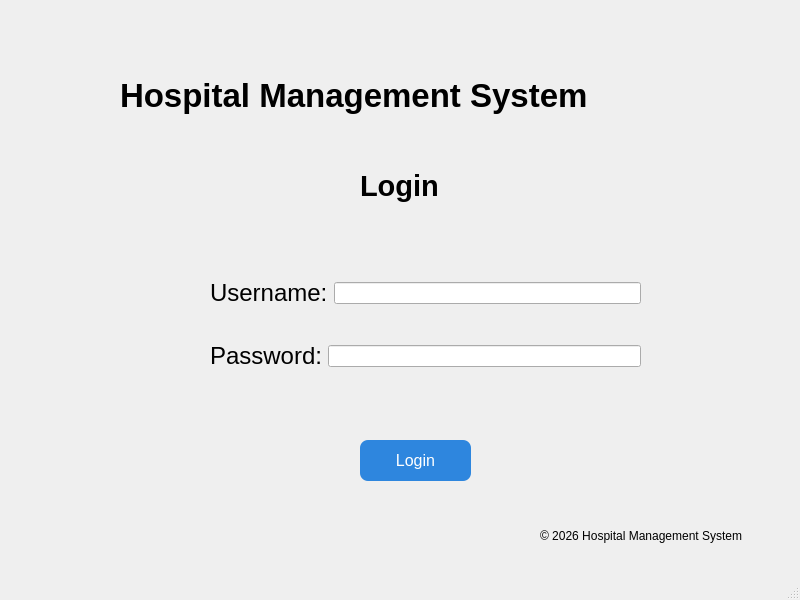
The window that LoginWindow.ui (pvz2nghiaaa/HospitalManagement) describes before a commit, drawn with Qt 5.
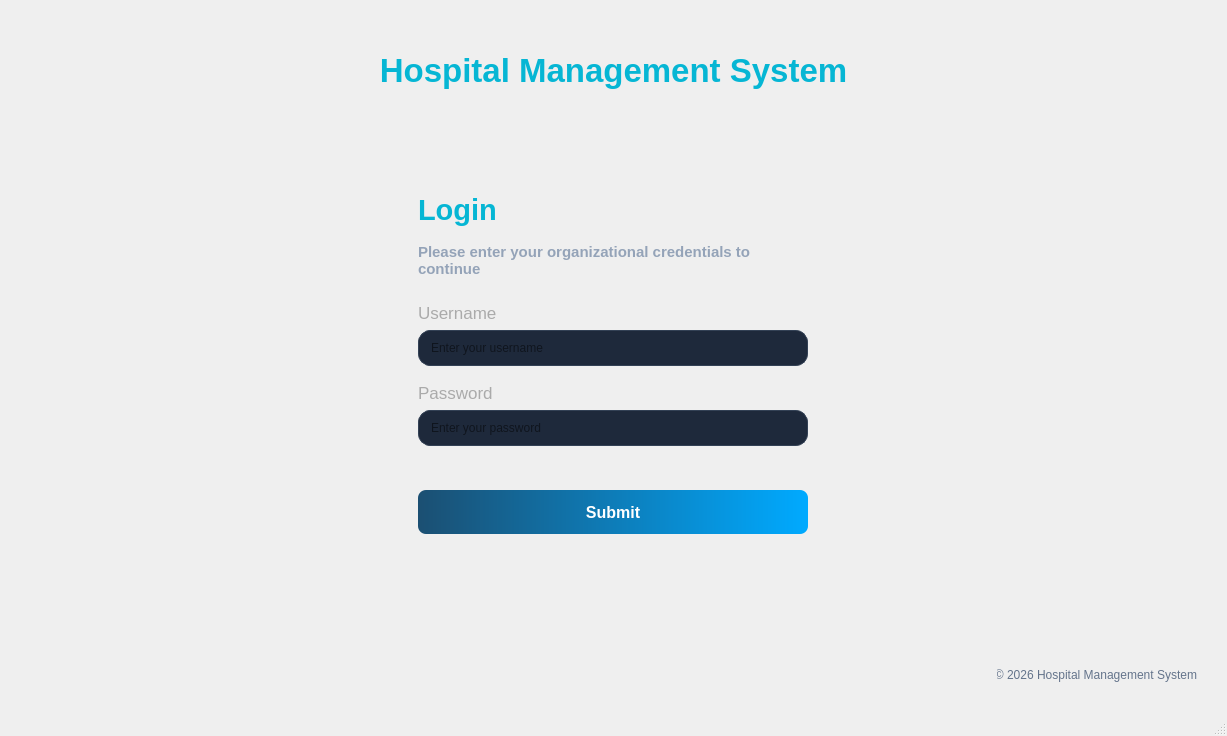
The same window after the commit.

Commit message:
improve login form UI
Add colors to the overall, placeholder text, hover/push/focus effect (improve upon previous loginwindow.ui)
Replace mainwindow with current loginwindow

What changed in the file:
```diff
--- a/LoginWindow.ui
+++ b/LoginWindow.ui
@@ -6,21 +6,32 @@
    <rect>
     <x>0</x>
     <y>0</y>
-    <width>800</width>
-    <height>600</height>
+    <width>1227</width>
+    <height>736</height>
    </rect>
   </property>
   <property name="windowTitle">
    <string>MainWindow</string>
   </property>
+  <property name="styleSheet">
+   <string notr="true">QWidget#centralwidget {
+    /* Soft glowing spotlight in the center, fading to dark slate at the corners */
+    background: qradialgradient(
+        cx: 0.5, cy: 0.5, radius: 0.8,
+        fx: 0.5, fy: 0.5,
+        stop: 0 rgb(30, 41, 59),    /* Slate-800 glow center */
+        stop: 1 rgb(15, 23, 42)     /* Slate-900 dark corners */
+    );
+}</string>
+  </property>
   <widget class="QWidget" name="centralwidget">
    <widget class="QLabel" name="lblTitle">
     <property name="geometry">
      <rect>
-      <x>120</x>
+      <x>0</x>
       <y>40</y>
-      <width>591</width>
-      <height>111</height>
+      <width>1227</width>
+      <height>60</height>
      </rect>
     </property>
     <property name="font">
@@ -30,6 +41,9 @@
       <bold>true</bold>
      </font>
     </property>
+    <property name="styleSheet">
+     <string notr="true">color: rgb(6, 182, 212)</string>
+    </property>
     <property name="lineWidth">
      <number>1</number>
     </property>
@@ -42,14 +56,32 @@
     <property name="scaledContents">
      <bool>false</bool>
     </property>
+    <property name="alignment">
+     <set>Qt::AlignmentFlag::AlignCenter</set>
+    </property>
    </widget>
+   <widget class="QFrame" name="loginCard">
+    <property name="geometry">
+     <rect>
+      <x>388</x>
+      <y>160</y>
+      <width>450</width>
+      <height>440</height>
+     </rect>
+    </property>
+    <property name="styleSheet">
+     <string notr="true">background: transparent;</string>
+    </property>
+    <property name="frameShape">
+     <enum>QFrame::Shape::NoFrame</enum>
+    </property>
    <widget class="QLabel" name="lblLogin">
     <property name="geometry">
      <rect>
-      <x>360</x>
-      <y>130</y>
-      <width>121</width>
-      <height>111</height>
+       <x>30</x>
+       <y>30</y>
+       <width>390</width>
+       <height>40</height>
      </rect>
     </property>
     <property name="font">
@@ -60,6 +92,9 @@
       <underline>false</underline>
      </font>
     </property>
+     <property name="styleSheet">
+      <string notr="true">color: rgb(6, 182, 212)</string>
+     </property>
     <property name="lineWidth">
      <number>1</number>
     </property>
@@ -73,135 +108,200 @@
      <bool>false</bool>
     </property>
    </widget>
-   <widget class="QLabel" name="lblCopyright">
+    <widget class="QLabel" name="lblLogin_2">
     <property name="geometry">
      <rect>
-      <x>540</x>
-      <y>510</y>
-      <width>261</width>
-      <height>51</height>
-     </rect>
-    </property>
+       <x>30</x>
+       <y>80</y>
+       <width>390</width>
+       <height>40</height>
+      </rect>
+     </property>
+     <property name="font">
+      <font>
+       <family>Segoe UI</family>
+       <pointsize>11</pointsize>
+       <bold>true</bold>
+       <underline>false</underline>
+      </font>
+     </property>
+     <property name="styleSheet">
+      <string notr="true">color: rgb(148, 163, 184)</string>
+     </property>
+     <property name="lineWidth">
+      <number>1</number>
+     </property>
+     <property name="midLineWidth">
+      <number>0</number>
+     </property>
     <property name="text">
-     <string>© 2026 Hospital Management System</string>
+      <string>Please enter your organizational credentials to continue</string>
+     </property>
+     <property name="scaledContents">
+      <bool>false</bool>
+     </property>
+     <property name="wordWrap">
+      <bool>true</bool>
+     </property>
+    </widget>
+    <widget class="QLabel" name="lblUser">
+     <property name="geometry">
+      <rect>
+       <x>30</x>
+       <y>140</y>
+       <width>390</width>
+       <height>25</height>
+      </rect>
+     </property>
+     <property name="font">
+      <font>
+       <family>Segoe UI</family>
+       <pointsize>13</pointsize>
+       <bold>false</bold>
+       <underline>false</underline>
+      </font>
+     </property>
+     <property name="styleSheet">
+      <string notr="true">color: rgb(170, 170, 170);</string>
+     </property>
+     <property name="lineWidth">
+      <number>1</number>
+     </property>
+     <property name="midLineWidth">
+      <number>0</number>
+     </property>
+     <property name="text">
+      <string>Username</string>
+     </property>
+     <property name="scaledContents">
+      <bool>false</bool>
+     </property>
+    </widget>
+    <widget class="QLineEdit" name="usernameField">
+     <property name="geometry">
+      <rect>
+       <x>30</x>
+       <y>170</y>
+       <width>390</width>
+       <height>36</height>
+      </rect>
+     </property>
+     <property name="styleSheet">
+      <string notr="true">QLineEdit{
+    background-color: rgb(30, 41, 59);
+    border: 1px solid rgb(51, 65, 85);
+    border-radius: 12px;
+    padding: 5px 10px;
+}</string>
+     </property>
+     <property name="placeholderText">
+      <string>Enter your username</string>
+     </property>
+    </widget>
+    <widget class="QLabel" name="lblPassword">
+     <property name="geometry">
+      <rect>
+       <x>30</x>
+       <y>220</y>
+       <width>390</width>
+       <height>25</height>
+      </rect>
+     </property>
+     <property name="font">
+      <font>
+       <family>Segoe UI</family>
+       <pointsize>13</pointsize>
+       <bold>false</bold>
+       <underline>false</underline>
+      </font>
+     </property>
+     <property name="styleSheet">
+      <string notr="true">color: rgb(170, 170, 170);</string>
+     </property>
+     <property name="lineWidth">
+      <number>1</number>
+     </property>
+     <property name="midLineWidth">
+      <number>0</number>
+     </property>
+     <property name="text">
+      <string>Password</string>
+     </property>
+     <property name="scaledContents">
+      <bool>false</bool>
+     </property>
+    </widget>
+    <widget class="QLineEdit" name="passwordField">
+     <property name="geometry">
+      <rect>
+       <x>30</x>
+       <y>250</y>
+       <width>390</width>
+       <height>36</height>
+      </rect>
+     </property>
+     <property name="styleSheet">
+      <string notr="true">QLineEdit{
+    background-color: rgb(30, 41, 59);
+    border: 1px solid rgb(51, 65, 85);
+    border-radius: 12px;
+    padding: 5px 10px;
+}</string>
+     </property>
+     <property name="echoMode">
+      <enum>QLineEdit::EchoMode::Password</enum>
+     </property>
+     <property name="placeholderText">
+      <string>Enter your password</string>
     </property>
    </widget>
    <widget class="QPushButton" name="btnLogin">
     <property name="geometry">
      <rect>
-      <x>360</x>
-      <y>440</y>
-      <width>111</width>
-      <height>41</height>
-     </rect>
-    </property>
+       <x>30</x>
+       <y>330</y>
+       <width>390</width>
+       <height>44</height>
+      </rect>
+     </property>
+     <property name="font">
+      <font>
+       <pointsize>-1</pointsize>
+       <bold>true</bold>
+      </font>
+     </property>
     <property name="styleSheet">
      <string notr="true">QPushButton{
-background-color:#2E86DE;
+background-color: qlineargradient(x1:0, y1:0, x2:1, y2:0, stop:0 #1B4F72, stop:1 rgb(0, 170, 255));
 color:white;
 border-radius:8px;
 font-size:16px;
 padding:8px;
-}
-
-QPushButton:hover{
-background-color:#1B4F72;
 }</string>
     </property>
     <property name="text">
-     <string>Login</string>
-    </property>
-   </widget>
-   <widget class="QWidget" name="layoutWidget">
+      <string>Submit</string>
+     </property>
+    </widget>
+   </widget>
+   <widget class="QLabel" name="lblCopyright">
     <property name="geometry">
      <rect>
-      <x>210</x>
-      <y>250</y>
-      <width>431</width>
-      <height>151</height>
+      <x>997</x>
+      <y>660</y>
+      <width>200</width>
+      <height>30</height>
      </rect>
     </property>
-    <layout class="QVBoxLayout" name="verticalLayout">
-     <item>
-      <layout class="QHBoxLayout" name="horizontalLayout_2">
-       <item>
-        <widget class="QLabel" name="lblUser">
-         <property name="enabled">
-          <bool>true</bool>
-         </property>
-         <property name="font">
-          <font>
-           <family>Segoe UI</family>
-           <pointsize>18</pointsize>
-           <bold>false</bold>
-           <underline>false</underline>
-          </font>
-         </property>
-         <property name="lineWidth">
-          <number>1</number>
-         </property>
-         <property name="midLineWidth">
-          <number>0</number>
-         </property>
+    <property name="styleSheet">
+     <string notr="true">color: rgb(100, 116, 139)</string>
+    </property>
          <property name="text">
-          <string>Username:</string>
-         </property>
-         <property name="scaledContents">
-          <bool>false</bool>
-         </property>
-        </widget>
-       </item>
-       <item>
-        <widget class="QLineEdit" name="txtUsername">
-         <property name="placeholderText">
-          <string/>
-         </property>
-        </widget>
-       </item>
-      </layout>
-     </item>
-     <item>
-      <layout class="QHBoxLayout" name="horizontalLayout">
-       <item>
-        <widget class="QLabel" name="lblPassword">
-         <property name="enabled">
-          <bool>true</bool>
-         </property>
-         <property name="font">
-          <font>
-           <family>Segoe UI</family>
-           <pointsize>18</pointsize>
-           <bold>false</bold>
-           <underline>false</underline>
-          </font>
-         </property>
-         <property name="lineWidth">
-          <number>1</number>
-         </property>
-         <property name="midLineWidth">
-          <number>0</number>
-         </property>
-         <property name="text">
-          <string>Password:</string>
-         </property>
-         <property name="scaledContents">
-          <bool>false</bool>
-         </property>
-        </widget>
-       </item>
-       <item>
-        <widget class="QLineEdit" name="txtPassword">
-         <property name="echoMode">
-          <enum>QLineEdit::EchoMode::Password</enum>
-         </property>
-         <property name="clearButtonEnabled">
-          <bool>false</bool>
-         </property>
-        </widget>
-       </item>
-      </layout>
-     </item>
-    </layout>
+     <string>© 2026 Hospital Management System</string>
+    </property>
+    <property name="alignment">
+     <set>Qt::AlignmentFlag::AlignRight|Qt::AlignmentFlag::AlignTrailing|Qt::AlignmentFlag::AlignVCenter</set>
+    </property>
    </widget>
   </widget>
   <widget class="QMenuBar" name="menubar">
```
Left out of the diff: 8 changed lines with no effect on the pictures. Lines whose indentation alone changed are shown as unchanged. The commit also changes 5 other files.
